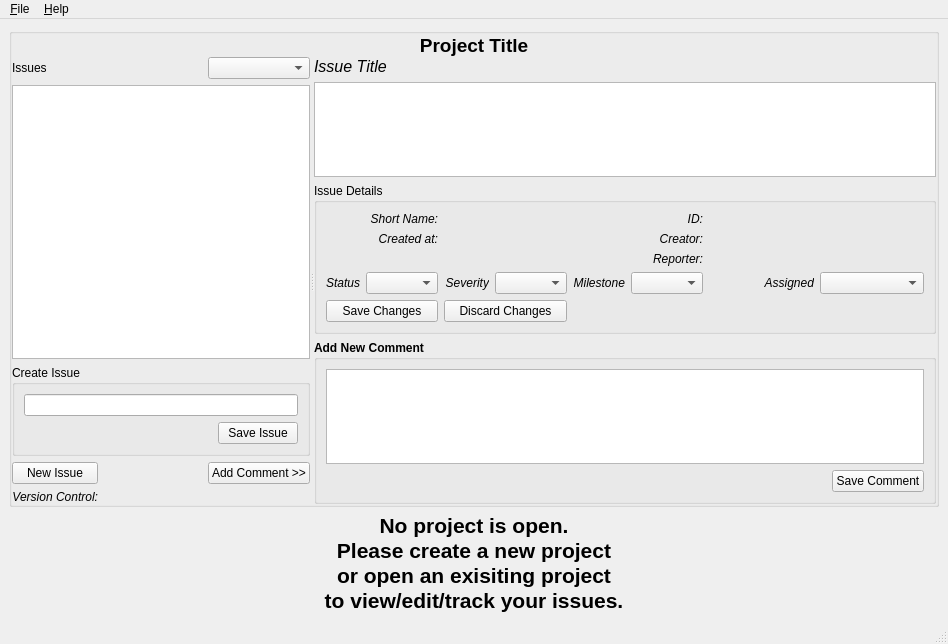
The window that qtbe/resources/mainwindow.ui (nsmgr8/qtbe) describes before a commit, drawn with Qt 5.
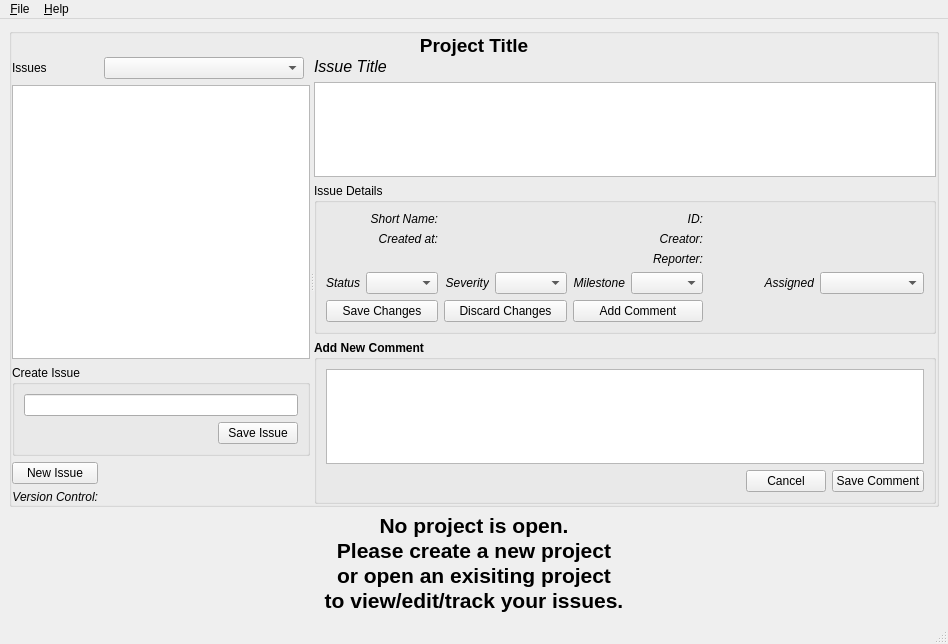
The same window after the commit.

Commit message: set tab order

What changed in the file:
```diff
--- a/qtbe/resources/mainwindow.ui
+++ b/qtbe/resources/mainwindow.ui
@@ -60,7 +60,7 @@
          </property>
          <widget class="QWidget" name="layoutWidget">
           <layout class="QGridLayout" name="gridLayout_3">
-           <item row="0" column="0" colspan="2">
+           <item row="0" column="0">
             <widget class="QLabel" name="label_8">
              <property name="text">
               <string>Issues</string>
@@ -116,28 +116,6 @@
              </property>
             </widget>
            </item>
-           <item row="3" column="2">
-            <widget class="QPushButton" name="addCommentButton">
-             <property name="text">
-              <string>Add Comment &gt;&gt;</string>
-             </property>
-             <property name="checkable">
-              <bool>true</bool>
-             </property>
-             <property name="checked">
-              <bool>false</bool>
-             </property>
-             <property name="default">
-              <bool>false</bool>
-             </property>
-             <property name="flat">
-              <bool>false</bool>
-             </property>
-            </widget>
-           </item>
-           <item row="0" column="2">
-            <widget class="QComboBox" name="issueSortCombo"/>
-           </item>
            <item row="4" column="0">
             <widget class="QLabel" name="label_13">
              <property name="font">
@@ -155,7 +133,7 @@
              </property>
             </widget>
            </item>
-           <item row="4" column="1" colspan="2">
+           <item row="4" column="1">
             <widget class="QLabel" name="vcsLabel">
              <property name="font">
               <font>
@@ -185,6 +163,9 @@
              </property>
             </spacer>
            </item>
+           <item row="0" column="1">
+            <widget class="QComboBox" name="issueSortCombo"/>
+           </item>
           </layout>
          </widget>
          <widget class="QWidget" name="layoutWidget">
@@ -459,6 +440,25 @@
                 </property>
                </widget>
               </item>
+              <item row="4" column="2">
+               <widget class="QPushButton" name="addCommentButton">
+                <property name="text">
+                 <string>Add Comment</string>
+                </property>
+                <property name="checkable">
+                 <bool>true</bool>
+                </property>
+                <property name="checked">
+                 <bool>false</bool>
+                </property>
+                <property name="default">
+                 <bool>false</bool>
+                </property>
+                <property name="flat">
+                 <bool>false</bool>
+                </property>
+               </widget>
+              </item>
              </layout>
             </widget>
            </item>
@@ -488,7 +488,7 @@
                 </property>
                </spacer>
               </item>
-              <item row="1" column="1">
+              <item row="1" column="2">
                <widget class="QPushButton" name="saveCommentButton">
                 <property name="font">
                  <font>
@@ -501,7 +501,7 @@
                 </property>
                </widget>
               </item>
-              <item row="0" column="0" colspan="2">
+              <item row="0" column="0" colspan="3">
                <widget class="QTextEdit" name="newCommentEdit">
                 <property name="font">
                  <font>
@@ -511,6 +511,19 @@
                 </property>
                </widget>
               </item>
+              <item row="1" column="1">
+               <widget class="QPushButton" name="cancelComment">
+                <property name="font">
+                 <font>
+                  <weight>50</weight>
+                  <bold>false</bold>
+                 </font>
+                </property>
+                <property name="text">
+                 <string>Cancel</string>
+                </property>
+               </widget>
+              </item>
              </layout>
             </widget>
            </item>
```
Left out of the diff: 34 changed lines with no effect on the pictures. The commit also changes 2 other files.
